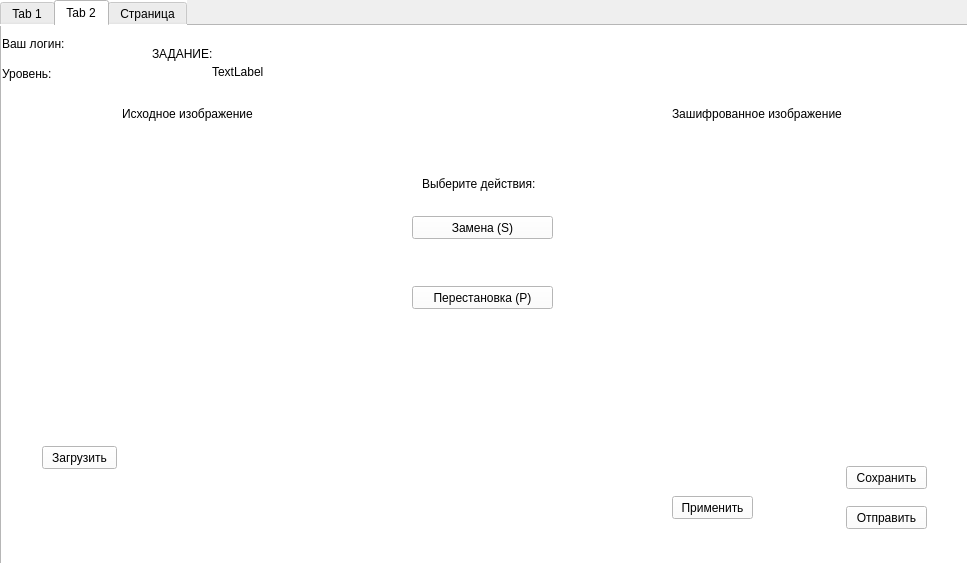
Old version of the form Qt/home_windows.ui in the repository shm0nya/Lipilin-s-game.
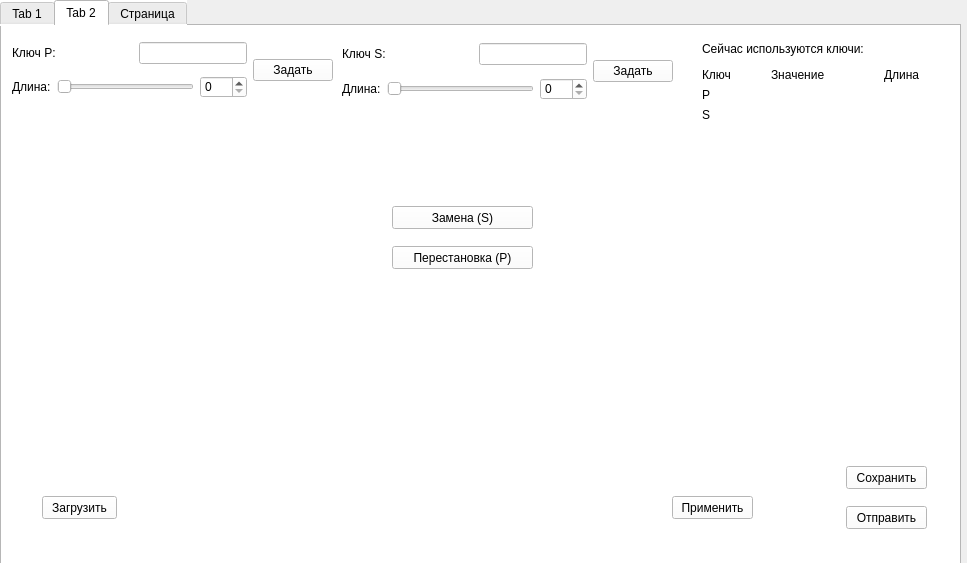
New version of the form. The open tabs and pages were chosen to show the change.

Commit message:
mainwindow, home window
Убрал из home window, что делал Стас, потому что не понимаю, как работает, а дорабатывать надо будет. Потом прикручу копипастом

mainwindow - реализована проверка на правильность ввода. Необходимо добавить проверку на уникальность логина (пункт, почему убрал)

2) home_window
Можно задать ключи. Реализована проверка на валидность ключей (не проверят, содержание их, т.е. возможны спецсимволы) - надо будет - прикручу

Сделал штучку, которая показывает: какие ключи сейчас используются

Patch:
```diff
--- a/Qt/home_windows.ui
+++ b/Qt/home_windows.ui
@@ -18,8 +18,8 @@
     <rect>
      <x>0</x>
      <y>0</y>
-     <width>981</width>
-     <height>571</height>
+     <width>961</width>
+     <height>591</height>
     </rect>
    </property>
    <property name="styleSheet">
@@ -172,63 +172,11 @@
     <attribute name="title">
      <string>Tab 2</string>
     </attribute>
-    <widget class="QLabel" name="label_6">
-     <property name="geometry">
-      <rect>
-       <x>0</x>
-       <y>10</y>
-       <width>101</width>
-       <height>16</height>
-      </rect>
-     </property>
-     <property name="text">
-      <string>Ваш логин:</string>
-     </property>
-    </widget>
-    <widget class="QLabel" name="label_7">
-     <property name="geometry">
-      <rect>
-       <x>0</x>
-       <y>40</y>
-       <width>71</width>
-       <height>16</height>
-      </rect>
-     </property>
-     <property name="text">
-      <string>Уровень:</string>
-     </property>
-    </widget>
-    <widget class="QLabel" name="label_5">
-     <property name="geometry">
-      <rect>
-       <x>150</x>
-       <y>20</y>
-       <width>61</width>
-       <height>16</height>
-      </rect>
-     </property>
-     <property name="text">
-      <string>ЗАДАНИЕ:</string>
-     </property>
-    </widget>
-    <widget class="QLabel" name="label_8">
-     <property name="geometry">
-      <rect>
-       <x>210</x>
-       <y>20</y>
-       <width>541</width>
-       <height>51</height>
-      </rect>
-     </property>
-     <property name="text">
-      <string>TextLabel</string>
-     </property>
-    </widget>
     <widget class="QWidget" name="widget" native="true">
      <property name="geometry">
       <rect>
-       <x>40</x>
-       <y>100</y>
+       <x>10</x>
+       <y>130</y>
        <width>331</width>
        <height>291</height>
       </rect>
@@ -238,56 +186,17 @@
      <property name="geometry">
       <rect>
        <x>590</x>
-       <y>100</y>
+       <y>140</y>
        <width>331</width>
        <height>291</height>
       </rect>
      </property>
     </widget>
-    <widget class="QLabel" name="label_9">
+    <widget class="QPushButton" name="Button_Sblok_use">
      <property name="geometry">
       <rect>
-       <x>120</x>
-       <y>80</y>
-       <width>161</width>
-       <height>16</height>
-      </rect>
-     </property>
-     <property name="text">
-      <string>Исходное изображение</string>
-     </property>
-    </widget>
-    <widget class="QLabel" name="label_10">
-     <property name="geometry">
-      <rect>
-       <x>670</x>
-       <y>80</y>
-       <width>211</width>
-       <height>16</height>
-      </rect>
-     </property>
-     <property name="text">
-      <string>Зашифрованное изображение</string>
-     </property>
-    </widget>
-    <widget class="QLabel" name="label_11">
-     <property name="geometry">
-      <rect>
-       <x>420</x>
-       <y>150</y>
-       <width>151</width>
-       <height>16</height>
-      </rect>
-     </property>
-     <property name="text">
-      <string>Выберите действия:</string>
-     </property>
-    </widget>
-    <widget class="QPushButton" name="pushButton_2">
-     <property name="geometry">
-      <rect>
-       <x>410</x>
-       <y>190</y>
+       <x>390</x>
+       <y>180</y>
        <width>141</width>
        <height>23</height>
       </rect>
@@ -299,8 +208,8 @@
     <widget class="QPushButton" name="pushButton_3">
      <property name="geometry">
       <rect>
-       <x>410</x>
-       <y>260</y>
+       <x>390</x>
+       <y>220</y>
        <width>141</width>
        <height>23</height>
       </rect>
@@ -313,7 +222,7 @@
      <property name="geometry">
       <rect>
        <x>40</x>
-       <y>420</y>
+       <y>470</y>
        <width>75</width>
        <height>23</height>
       </rect>
@@ -361,71 +270,251 @@
       <string>Применить</string>
      </property>
     </widget>
-    <widget class="QFrame" name="frame">
+    <widget class="QWidget" name="layoutWidget_2">
      <property name="geometry">
       <rect>
-       <x>330</x>
-       <y>450</y>
-       <width>301</width>
-       <height>61</height>
+       <x>340</x>
+       <y>10</y>
+       <width>331</width>
+       <height>71</height>
       </rect>
      </property>
-     <property name="frameShape">
-      <enum>QFrame::StyledPanel</enum>
+     <layout class="QHBoxLayout" name="S_key_componate">
+      <item>
+       <layout class="QVBoxLayout" name="S_key_info_componate">
+        <item>
+         <layout class="QHBoxLayout" name="S_key_value_componate">
+          <item>
+           <widget class="QLabel" name="S_key_value_show_lbl">
+            <property name="text">
+             <string>Ключ S:</string>
+            </property>
+           </widget>
+          </item>
+          <item>
+           <spacer name="horizontalSpacer_11">
+            <property name="orientation">
+             <enum>Qt::Horizontal</enum>
+            </property>
+            <property name="sizeHint" stdset="0">
+             <size>
+              <width>18</width>
+              <height>20</height>
+             </size>
+            </property>
+           </spacer>
+          </item>
+          <item>
+           <widget class="QLineEdit" name="S_key_line_edit">
+            <property name="text">
+             <string/>
+            </property>
+           </widget>
+          </item>
+         </layout>
+        </item>
+        <item>
+         <layout class="QHBoxLayout" name="S_key_size_componate">
+          <item>
+           <widget class="QLabel" name="S_key_size_show_lbl">
+            <property name="text">
+             <string>Длина:</string>
+            </property>
+           </widget>
+          </item>
+          <item>
+           <widget class="QSlider" name="S_key_size_slider">
+            <property name="orientation">
+             <enum>Qt::Horizontal</enum>
+            </property>
+           </widget>
+          </item>
+          <item>
+           <widget class="QSpinBox" name="S_key_size_spinBox">
+            <property name="maximum">
+             <number>100</number>
+            </property>
+            <property name="singleStep">
+             <number>2</number>
+            </property>
+           </widget>
+          </item>
+         </layout>
+        </item>
+       </layout>
+      </item>
+      <item>
+       <widget class="QPushButton" name="S_key_generate_button">
+        <property name="text">
+         <string>Задать</string>
+        </property>
+       </widget>
+      </item>
+     </layout>
+    </widget>
+    <widget class="QWidget" name="">
+     <property name="geometry">
+      <rect>
+       <x>10</x>
+       <y>10</y>
+       <width>321</width>
+       <height>68</height>
+      </rect>
      </property>
-     <property name="frameShadow">
-      <enum>QFrame::Raised</enum>
+     <layout class="QHBoxLayout" name="P_key_componate">
+      <item>
+       <layout class="QVBoxLayout" name="P_key_info_componate">
+        <item>
+         <layout class="QHBoxLayout" name="P_key_value_componate">
+          <item>
+           <widget class="QLabel" name="P_key_value_show_lbl">
+            <property name="text">
+             <string>Ключ P:</string>
+            </property>
+           </widget>
+          </item>
+          <item>
+           <spacer name="horizontalSpacer_10">
+            <property name="orientation">
+             <enum>Qt::Horizontal</enum>
+            </property>
+            <property name="sizeHint" stdset="0">
+             <size>
+              <width>18</width>
+              <height>20</height>
+             </size>
+            </property>
+           </spacer>
+          </item>
+          <item>
+           <widget class="QLineEdit" name="P_key_line_edit"/>
+          </item>
+         </layout>
+        </item>
+        <item>
+         <layout class="QHBoxLayout" name="P_key_size_componate">
+          <item>
+           <widget class="QLabel" name="P_key_size_show_lbl">
+            <property name="text">
+             <string>Длина:</string>
+            </property>
+           </widget>
+          </item>
+          <item>
+           <widget class="QSlider" name="P_key_size_slider">
+            <property name="orientation">
+             <enum>Qt::Horizontal</enum>
+            </property>
+           </widget>
+          </item>
+          <item>
+           <widget class="QSpinBox" name="P_key_size_spinBox">
+            <property name="maximum">
+             <number>100</number>
+            </property>
+            <property name="singleStep">
+             <number>2</number>
+            </property>
+           </widget>
+          </item>
+         </layout>
+        </item>
+       </layout>
+      </item>
+      <item>
+       <widget class="QPushButton" name="P_key_generate_button">
+        <property name="text">
+         <string>Задать</string>
+        </property>
+       </widget>
+      </item>
+     </layout>
+    </widget>
+    <widget class="QWidget" name="">
+     <property name="geometry">
+      <rect>
+       <x>700</x>
+       <y>10</y>
+       <width>245</width>
+       <height>86</height>
+      </rect>
      </property>
-     <widget class="QWidget" name="widget_3" native="true">
-      <property name="geometry">
-       <rect>
-        <x>0</x>
-        <y>0</y>
-        <width>61</width>
-        <height>61</height>
-       </rect>
-      </property>
-     </widget>
-     <widget class="QWidget" name="widget_4" native="true">
-      <property name="geometry">
-       <rect>
-        <x>60</x>
-        <y>0</y>
-        <width>61</width>
-        <height>61</height>
-       </rect>
-      </property>
-     </widget>
-     <widget class="QWidget" name="widget_5" native="true">
-      <property name="geometry">
-       <rect>
-        <x>120</x>
-        <y>0</y>
-        <width>61</width>
-        <height>61</height>
-       </rect>
-      </property>
-     </widget>
-     <widget class="QWidget" name="widget_6" native="true">
-      <property name="geometry">
-       <rect>
-        <x>180</x>
-        <y>0</y>
-        <width>61</width>
-        <height>61</height>
-       </rect>
-      </property>
-     </widget>
-     <widget class="QWidget" name="widget_7" native="true">
-      <property name="geometry">
-       <rect>
-        <x>240</x>
-        <y>0</y>
-        <width>61</width>
-        <height>61</height>
-       </rect>
-      </property>
-     </widget>
+     <layout class="QVBoxLayout" name="show_now_use">
+      <item>
+       <widget class="QLabel" name="show_now_use_header">
+        <property name="text">
+         <string>Сейчас используются ключи:</string>
+        </property>
+       </widget>
+      </item>
+      <item>
+       <layout class="QGridLayout" name="show_now_use_grid">
+        <item row="0" column="1">
+         <widget class="QLabel" name="show_now_use_value">
+          <property name="text">
+           <string>Значениe                </string>
+          </property>
+         </widget>
+        </item>
+        <item row="1" column="1">
+         <widget class="QLabel" name="show_now_use_P_value">
+          <property name="text">
+           <string/>
+          </property>
+         </widget>
+        </item>
+        <item row="2" column="1">
+         <widget class="QLabel" name="show_now_use_S_value">
+          <property name="text">
+           <string/>
+          </property>
+         </widget>
+        </item>
+        <item row="1" column="2">
+         <widget class="QLabel" name="show_now_use_P_size">
+          <property name="text">
+           <string/>
+          </property>
+         </widget>
+        </item>
+        <item row="2" column="2">
+         <widget class="QLabel" name="show_now_use_S_size">
+          <property name="text">
+           <string/>
+          </property>
+         </widget>
+        </item>
+        <item row="0" column="2">
+         <widget class="QLabel" name="show_now_use_size">
+          <property name="text">
+           <string>Длина</string>
+          </property>
+         </widget>
+        </item>
+        <item row="0" column="0">
+         <widget class="QLabel" name="show_now_use_key">
+          <property name="text">
+           <string>Ключ</string>
+          </property>
+         </widget>
+        </item>
+        <item row="1" column="0">
+         <widget class="QLabel" name="show_now_use_P">
+          <property name="text">
+           <string>P</string>
+          </property>
+         </widget>
+        </item>
+        <item row="2" column="0">
+         <widget class="QLabel" name="show_now_use_S">
+          <property name="text">
+           <string>S</string>
+          </property>
+         </widget>
+        </item>
+       </layout>
+      </item>
+     </layout>
     </widget>
    </widget>
    <widget class="QWidget" name="tab_3">
```
Left out of the diff: 430 changed lines with no effect on the pictures. The commit also changes 26 other files.
